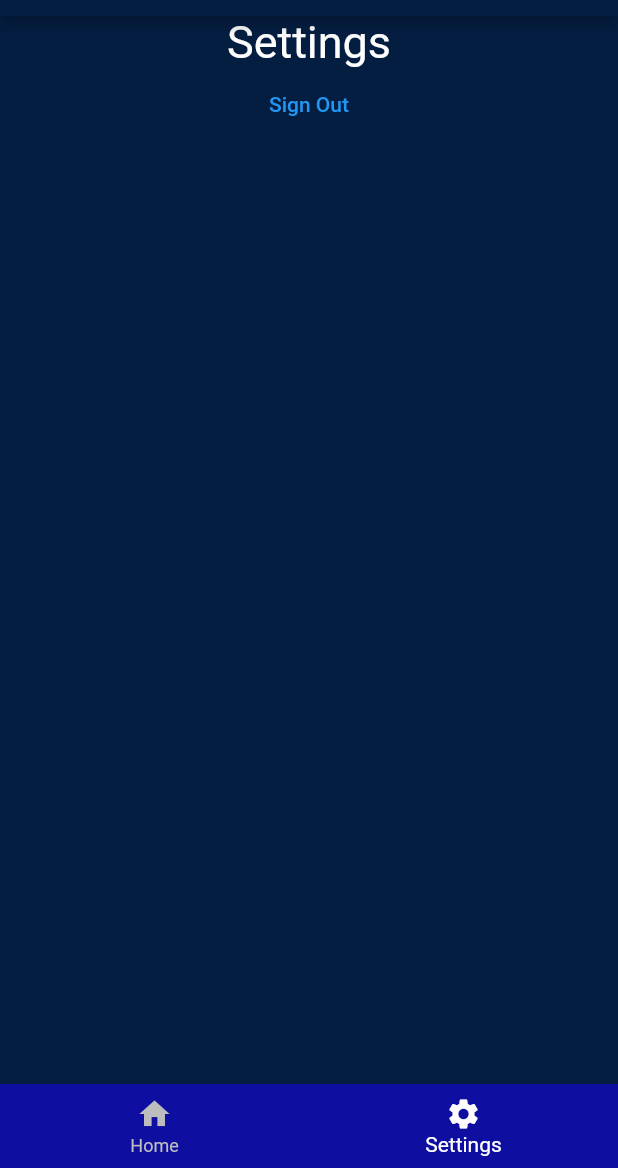
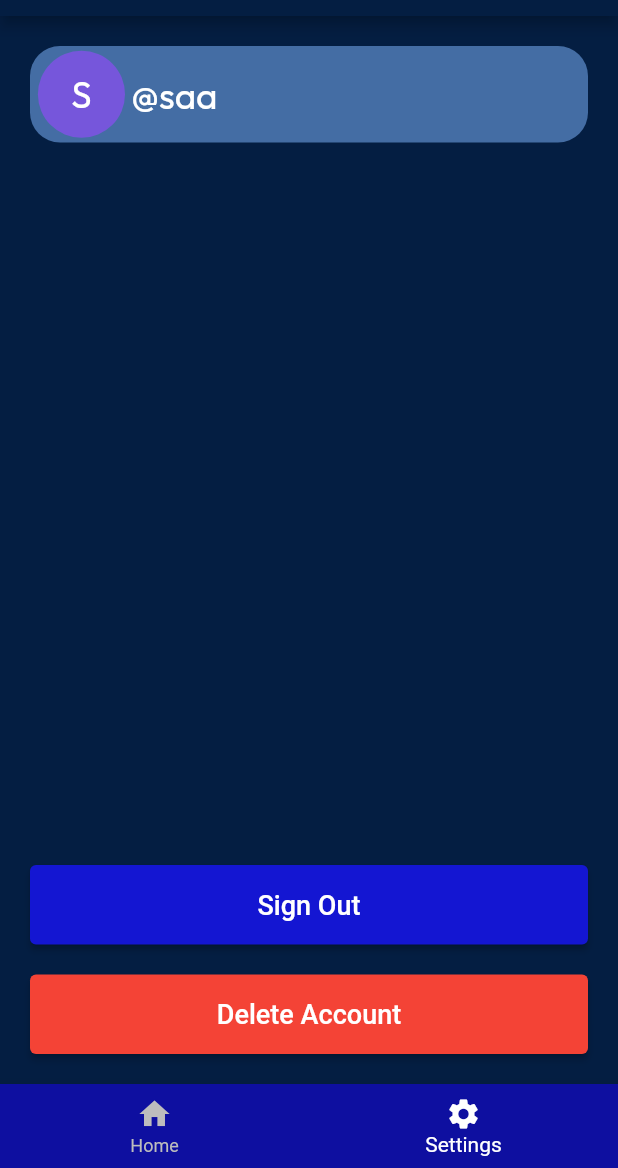
Before and after one commit to PontisDigital/allowance-app, a Flutter app: the screen it shows once a user with an empty profile is signed in, item 2 of the bottom bar chosen, on a phone screen of 412 x 824 dp, the part 68-1236 px from its top. Run offline on Flutter 3.47's test engine with Material 2 defaults, Android fonts, the phone set to English and light mode, and no system bars; our stand-ins replace cloud_firestore, firebase_auth, firebase_core, google_fonts, qr_flutter; accounts and stored records are empty; network calls fail.

Commit message:
solved onboarding bug + settings

```diff
--- a/lib/main.dart
+++ b/lib/main.dart
@@ -1,6 +1,7 @@
 import 'package:allowance/page-1/pay-1-done.dart';
 import 'package:allowance/page-1/search-page-done.dart';
 import 'package:allowance/page-1/send-2-done.dart';
+import 'package:allowance/settings.dart';
 import 'package:flutter/material.dart';
 
 import 'package:provider/provider.dart';
@@ -33,23 +34,7 @@ class _MyAppState extends State<MyApp> {
 
   static List<Widget> _widgetOptions = <Widget>[
     HomePage(),
-    Column(
-      children: [
-        Center(
-            child: Text(
-          'Settings',
-          style: TextStyle(color: Colors.white, fontSize: 30),
-        )),
-        Center(
-          child: TextButton(
-            onPressed: () {
-              FirebaseAuth.instance.signOut();
-            },
-            child: Text('Sign Out'),
-          ),
-        ),
-      ],
-    ),
+	AllowanceSettings(username: "saa"),
   ];
 
   void _onItemTapped(int index) {
@@ -110,9 +95,7 @@ class _MyAppState extends State<MyApp> {
                   currentIndex: _selectedIndex,
                   onTap: _onItemTapped,
                 ),
-                body: SingleChildScrollView(
-                  child: _widgetOptions.elementAt(_selectedIndex),
-                ),
+                body: _widgetOptions.elementAt(_selectedIndex),
               ),
             );
           } else {
--- /dev/null
+++ b/lib/settings.dart
@@ -0,0 +1,90 @@
+import 'package:allowance/user_card.dart';
+import 'package:firebase_auth/firebase_auth.dart';
+import 'package:flutter/material.dart';
+
+class AllowanceSettings extends StatefulWidget {
+  @override
+  State<AllowanceSettings> createState() => _AllowanceSettingsState();
+
+  final String username;
+  AllowanceSettings({required this.username});
+}
+
+class _AllowanceSettingsState extends State<AllowanceSettings> {
+  @override
+  Widget build(BuildContext context) {
+    return Column(
+      mainAxisAlignment: MainAxisAlignment.spaceBetween,
+      crossAxisAlignment: CrossAxisAlignment.center,
+      children: [
+        Padding(
+            padding: EdgeInsets.fromLTRB(20, 20, 20, 0),
+            child: UserCard(
+                username: widget.username,
+                imageUrl: null,
+                isButton: false,
+                currentBalance: '')),
+        Column(
+            mainAxisAlignment: MainAxisAlignment.center,
+            crossAxisAlignment: CrossAxisAlignment.stretch,
+            children: [
+              Padding(
+                  padding: EdgeInsets.fromLTRB(20, 20, 20, 0),
+                  child: ElevatedButton(
+                    onPressed: () {
+                      FirebaseAuth.instance.signOut();
+                    },
+                    style: ElevatedButton.styleFrom(
+                      backgroundColor: Color.fromRGBO(20, 22, 210, 1),
+                      padding:
+                          EdgeInsets.symmetric(vertical: 16, horizontal: 8),
+                    ),
+                    child: Text('Sign Out', style: TextStyle(fontSize: 18)),
+                  )),
+              SizedBox(height: 20),
+              Padding(
+                  padding: EdgeInsets.fromLTRB(20, 0, 20, 0),
+                  child: ElevatedButton(
+                    onPressed: () {
+                      showDialog(
+                          context: context,
+                          builder: (BuildContext context) {
+                            return AlertDialog(
+                              title: Text("Delete Account"),
+                              content: Text(
+                                  "Are you sure you want to delete your account?"),
+                              actions: [
+                                ElevatedButton(
+                                  child: Text("Yes"),
+                                  style: ElevatedButton.styleFrom(
+                                      backgroundColor: Colors.red),
+                                  onPressed: () {
+                                    FirebaseAuth.instance.currentUser!.delete();
+                                    FirebaseAuth.instance.signOut();
+									Navigator.of(context).pop();
+                                  },
+                                ),
+                                ElevatedButton(
+                                  child: Text("No"),
+                                  onPressed: () {
+                                    Navigator.of(context).pop();
+                                  },
+                                ),
+                              ],
+                            );
+                          });
+                    },
+                    style: ElevatedButton.styleFrom(
+                      backgroundColor: Colors.red,
+                      padding:
+                          EdgeInsets.symmetric(vertical: 16, horizontal: 8),
+                    ),
+                    child: Text('Delete Account',
+                        style: TextStyle(fontSize: 18, color: Colors.white)),
+                  )),
+              SizedBox(height: 20),
+            ]),
+      ],
+    );
+  }
+}
--- a/pubspec.yaml
+++ b/pubspec.yaml
@@ -18,7 +18,7 @@ publish_to: 'none' # Remove this line if you wish to publish to pub.dev
 # https://developer.apple.com/library/archive/documentation/General/Reference/InfoPlistKeyReference/Articles/CoreFoundationKeys.html
 # In Windows, build-name is used as the major, minor, and patch parts
 # of the product and file versions while build-number is used as the build suffix.
-version: 1.0.0+2
+version: 1.0.0+3
 
 environment:
   #sdk: '>=2.18.2 <3.0.0'
```
Also changed, not shown: lib/page-1/onboarding-1-done.dart (+8 -2 lines), lib/page-1/onboarding-2-done.dart (+18 -4 lines).
